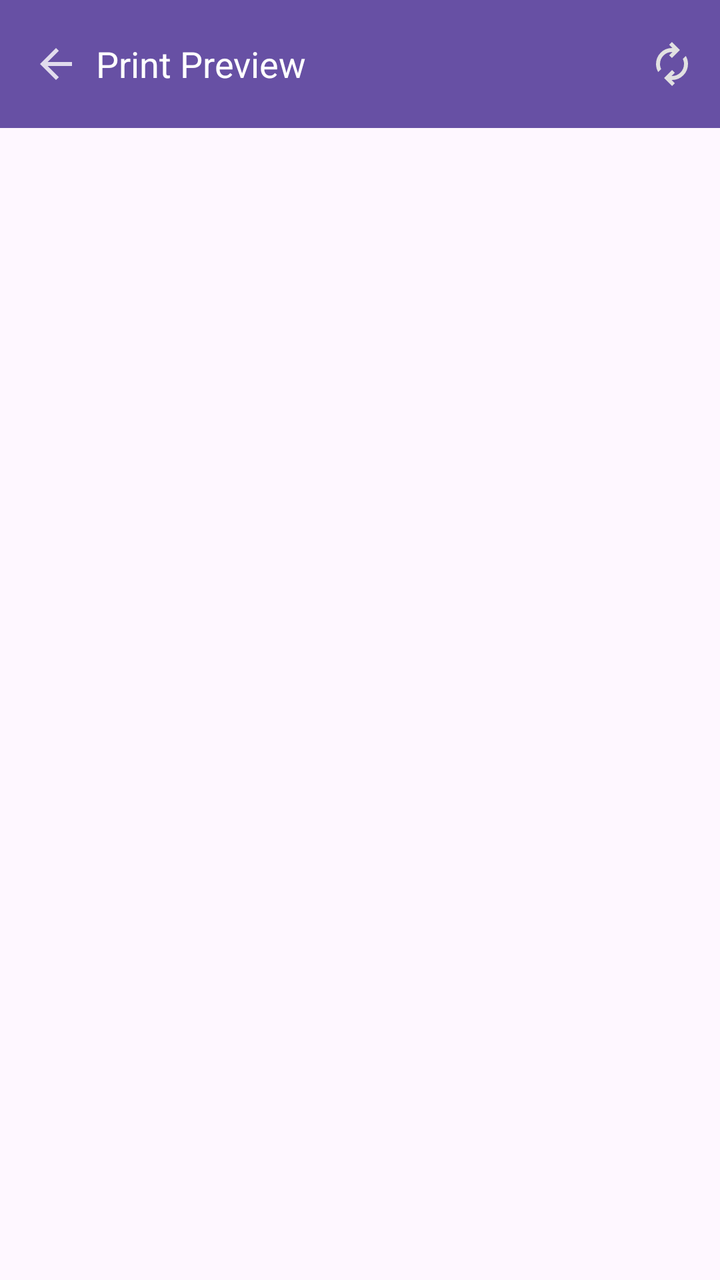
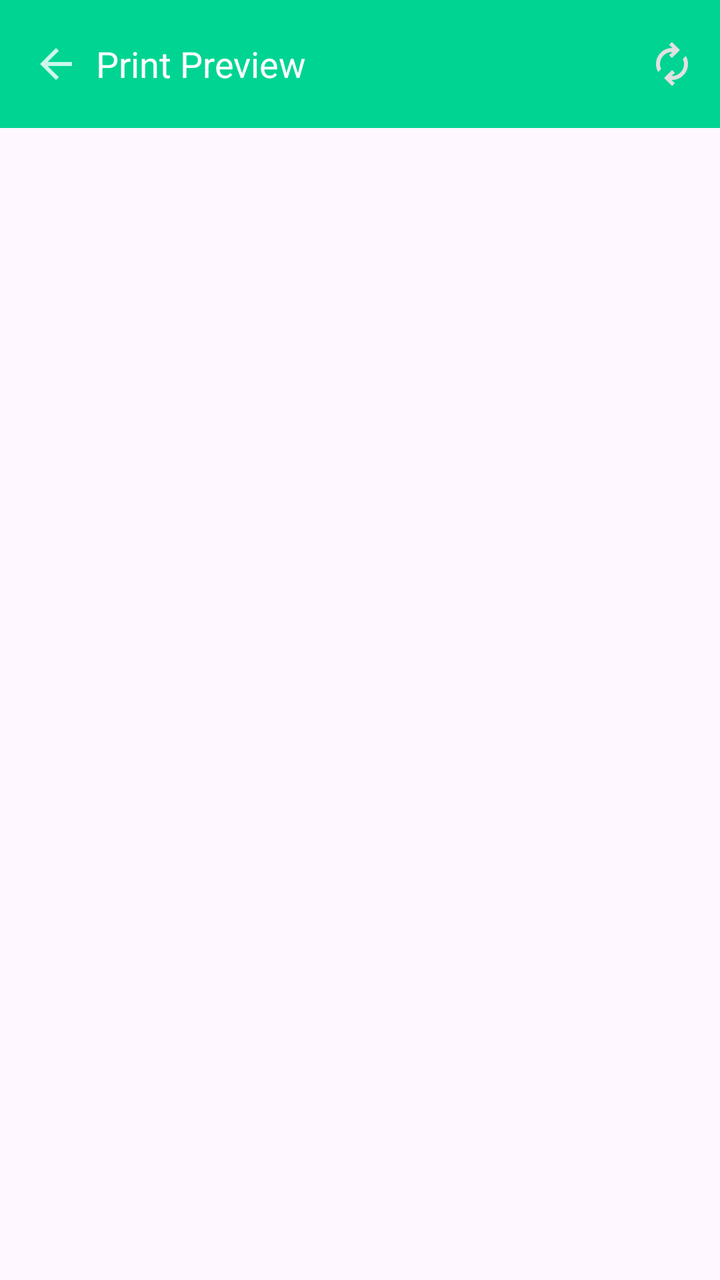

An Android layout rendered at two revisions. The XML below is the earlier revision; the diff shows what the commit changed to produce the second picture.
<!-- AndroidManifest.xml: application theme Theme.MyApplication -->
<!-- res/layout/activity_printer_list.xml -->
<?xml version="1.0" encoding="utf-8"?>
<LinearLayout
    xmlns:android="http://schemas.android.com/apk/res/android"
    xmlns:app="http://schemas.android.com/apk/res-auto"
    xmlns:tools="http://schemas.android.com/tools"
    android:orientation="vertical"
    android:layout_width="match_parent"
    android:layout_height="match_parent">

    
    <com.google.android.material.appbar.AppBarLayout
        android:layout_width="match_parent"
        android:layout_height="wrap_content">

        <com.google.android.material.appbar.MaterialToolbar
            android:id="@+id/toolbar"
            android:layout_width="match_parent"
            android:layout_height="?attr/actionBarSize"
            android:background="?attr/colorSurface"
            app:titleTextColor="?attr/colorOnSurface"
            app:menu="@menu/refresh_printer_menu" >
            <ImageView
                android:id="@+id/btnBack"
                android:layout_width="wrap_content"
                android:layout_height="wrap_content"
                android:src="@drawable/ic_back"
                android:layout_marginRight="8dp"
                android:contentDescription="back" />
            <TextView
                android:layout_width="wrap_content"
                android:layout_height="wrap_content"
                android:text="Print Preview"
                android:textSize="18sp"
                android:textColor="@color/white"/>
        </com.google.android.material.appbar.MaterialToolbar>


    </com.google.android.material.appbar.AppBarLayout>

    <Button
        android:id="@+id/btnScan"
        android:text="Show Paired Printers"
        android:layout_width="match_parent"
        android:layout_height="wrap_content"
        android:visibility="gone"/>

    <ListView
        android:id="@+id/listView"
        android:layout_width="match_parent"
        android:layout_height="wrap_content"/>
</LinearLayout>
<!-- resources referenced by this layout -->
<resources>
  <color name="white">#FFFFFFFF</color>
  <!-- drawable ic_back (drawable-anydpi) -->
  <vector xmlns:android="http://schemas.android.com/apk/res/android"
      android:width="24dp"
      android:height="24dp"
      android:viewportWidth="960"
      android:viewportHeight="960"
      android:tint="#FFFFFF"
      android:alpha="0.8"
      android:autoMirrored="true">
    <path
        android:fillColor="@android:color/white"
        android:pathData="M313,520L537,744L480,800L160,480L480,160L537,216L313,440L800,440L800,520L313,520Z"/>
  </vector>
  <style name="Theme.MyApplication" parent="Theme.Material3.DayNight.NoActionBar">
  
          
          <item name="colorPrimary">@color/md_primary</item>
          <item name="colorOnPrimary">@color/md_on_primary</item>
  
          
          <item name="colorSurface">@color/md_surface</item>
          <item name="colorOnSurface">@color/md_on_surface</item>
  
          
          <item name="android:statusBarColor">@color/md_surface</item>
          <item name="android:windowLightStatusBar">false</item>
  
      </style>
  <color name="md_primary">#6750A4</color>
  <color name="md_on_primary">#FFFFFF</color>
  <color name="md_surface">#6750A4</color>
  <color name="md_on_surface">#FFFFFF</color>
</resources>

<!-- the commit's change to res/layout/activity_printer_list.xml (unified diff, before → after) -->
@@ -16,8 +16,8 @@
             android:id="@+id/toolbar"
             android:layout_width="match_parent"
             android:layout_height="?attr/actionBarSize"
-            android:background="?attr/colorSurface"
-            app:titleTextColor="?attr/colorOnSurface"
+            android:background="?attr/colorPrimary"
+            app:titleTextColor="?attr/colorOnPrimary"
             app:menu="@menu/refresh_printer_menu" >
             <ImageView
                 android:id="@+id/btnBack"
<!-- resource entries referenced after the edit -->
@@ -25,11 +25,11 @@
           <item name="colorOnSurface">@color/md_on_surface</item>
   
           
-          <item name="android:statusBarColor">@color/md_surface</item>
+          <item name="android:statusBarColor">@color/md_primary</item>
           <item name="android:windowLightStatusBar">false</item>
   
       </style>
-  <color name="md_primary">#6750A4</color>
+  <color name="md_primary">#00d492</color>
   <color name="md_on_primary">#FFFFFF</color>
   <color name="md_surface">#6750A4</color>
   <color name="md_on_surface">#FFFFFF</color>
